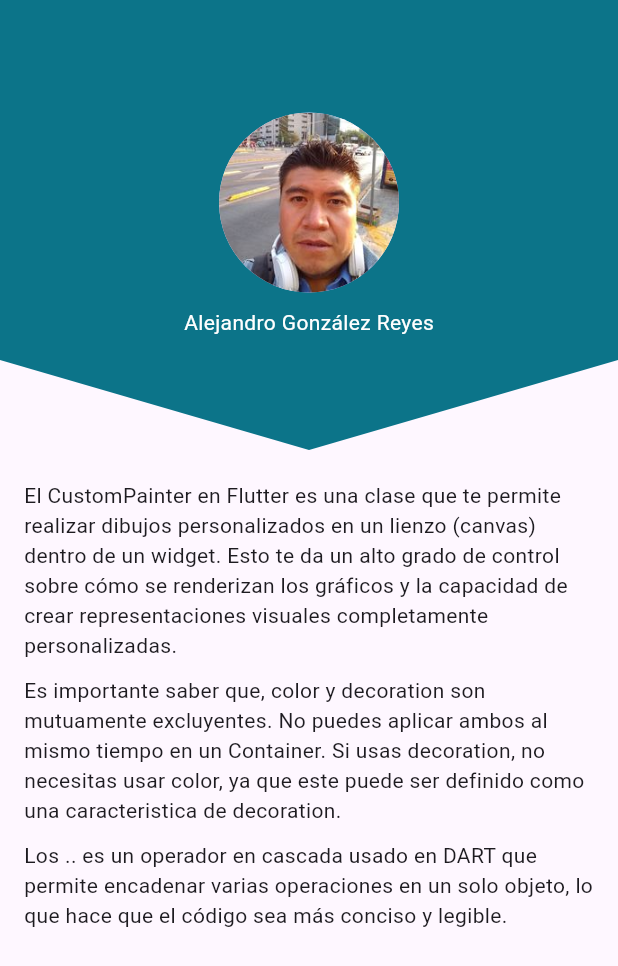
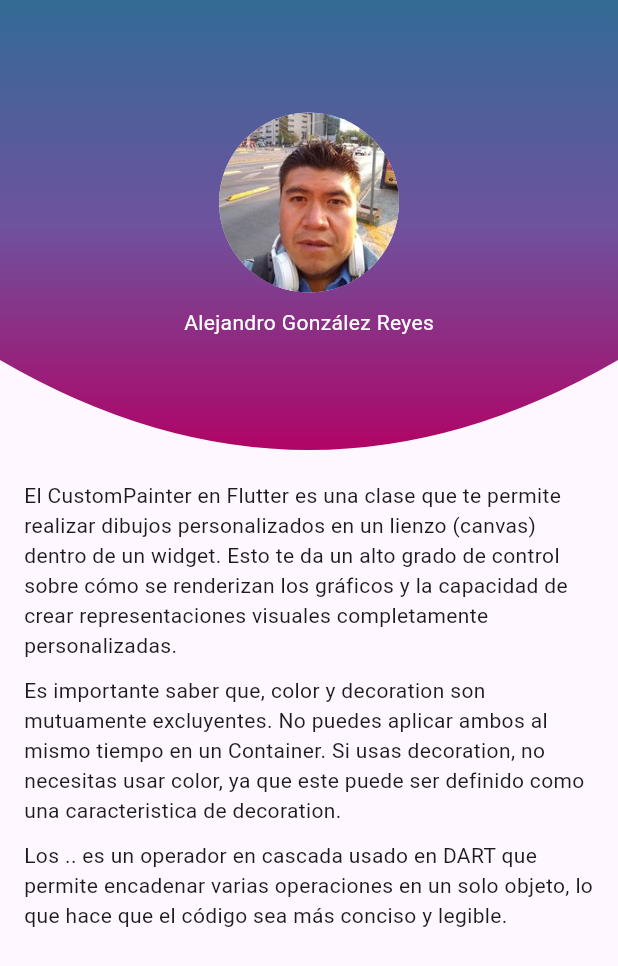
Before and after one commit to alexglzrys/flutter_design_custom_painter, a Flutter app: the screen it shows after launch, on a phone screen of 412 x 824 dp. Shown: the top 966 px of the screen. Run offline on Flutter 3.47's test engine with Material 3 defaults, Android fonts, the phone set to English and light mode, and no system bars.

Commit message:
header rectángulo curvo

```diff
--- a/lib/screens/headers_page.dart
+++ b/lib/screens/headers_page.dart
@@ -13,7 +13,8 @@ class HeadersPage extends StatelessWidget {
             // HeaderRectangular(),
             // HeaderBordesRedondeados(),
             // HeaderRectanguloInclinado(),
-            HeaderRectanguloPico(),
+            //HeaderRectanguloPico(),
+            HeaderRectanguloCurvo(),
             Content(),
           ],
         ),
--- /dev/null
+++ b/lib/widgets/header_rectangulo_curvo.dart
@@ -0,0 +1,93 @@
+import 'package:flutter/material.dart';
+
+// Widget para representar una cabecera rectangular con curva en la parte inferior
+class HeaderRectanguloCurvo extends StatelessWidget {
+  const HeaderRectanguloCurvo({super.key});
+
+  @override
+  Widget build(BuildContext context) {
+    return SizedBox(
+      width: double.infinity,
+      height: 300,
+      // ? CustomPaint permite realizar dibujos personalizados en tu aplicación.
+      child: CustomPaint(
+        // * Especificar el objeto CustomPainter encargado de definir el dibujo personalizado
+        painter: _PainterRectanguloCurvo(),
+        child: const _Content(),
+      ),
+    );
+  }
+}
+
+// Cuando utilizas CustomPaint, debes proporcionar un objeto CustomPainter que implemente los método paint y shouldRepaint
+// Este será el encargado de dibujar el o los elementos complejos sobre la pantalla
+class _PainterRectanguloCurvo extends CustomPainter {
+  @override
+  void paint(Canvas canvas, Size size) {
+    // Inicializar el objeto paint (lápiz para dibujar) y sus respectivas propiedades
+    // Los .. es un operador en cascada usado en DART que permite encadenar varias operaciones en un solo objeto, lo que hace que el código sea más conciso y legible.
+    final paint = Paint()
+      //..color = const Color(0xffA39171)
+
+      // ? Para usar colores gradientes en un objeto Paint se requiere de un shader (sombra)
+      // el método createShader crea un Shader a partir de un gradiente lineal y un rectángulo que representa el área de dibujo del CustomPaint.
+      ..shader = const LinearGradient(
+        colors: [
+          Color(0xff326B95),
+          Color(0xff6E529E),
+          Color(0xffB00466),
+        ],
+        begin: Alignment.topCenter,
+        end: Alignment.bottomCenter,
+      ).createShader(Rect.fromLTWH(0, 0, size.width, size.height))
+      ..style = PaintingStyle.fill;
+
+    // Inicializar el objeto path (encargado de establecer el camino a dibujar)
+    final path = Path();
+
+    // Trazar las rutas correspondientes (dibujar triangulo rectángulo con pico inferior)
+    path.lineTo(0, size.height * .8);
+    // ? El método quadraticBezierTo es una función que se utiliza para agregar una curva de Bézier cuadrática al objeto Path.
+    // * La curva de Bézier cuadrática se define mediante un punto de control (punto de ancla) y un punto final donde terminará la curva.
+
+    // ! El punto de ancla define la forma del triangulo (pico) que se forma por el punto inicial y punto final. Entonces al momento de generar la curva esta se pintará sin exceder el área marcada por ese triángulo. Es por ello que si definimos como punto de ancla (50%, 100%) la curva no llegará hasta al limite inferior del padre. Si ese es nuestro propósito, debemos especificar un punto de ancla mpás alla de los limintes.
+    // https://www.udemy.com/course/flutter-disenos-y-animaciones/learn/lecture/18374590#questions/13862748
+    path.quadraticBezierTo(
+        size.width * .5, size.height * 1.2, size.width, size.height * .8);
+    path.lineTo(size.width, 0);
+    path.lineTo(0, 0);
+
+    // Plasmar los trazos sobre el canvas (lienzo)
+    canvas.drawPath(path, paint);
+  }
+
+  @override
+  bool shouldRepaint(covariant CustomPainter oldDelegate) {
+    return true;
+  }
+}
+
+// Widget que representa el contenido prinicpal a dibujar sobre el elemento complejo dibujado con CustomPaint
+class _Content extends StatelessWidget {
+  const _Content({super.key});
+
+  @override
+  Widget build(BuildContext context) {
+    return const Center(
+      child: Column(
+        mainAxisAlignment: MainAxisAlignment.center,
+        children: [
+          CircleAvatar(
+            backgroundImage: AssetImage('assets/images/avatar.jpg'),
+            radius: 60,
+          ),
+          SizedBox(height: 10),
+          Text(
+            'Alejandro González Reyes',
+            style: TextStyle(color: Colors.white),
+          )
+        ],
+      ),
+    );
+  }
+}
--- a/lib/widgets/widgets.dart
+++ b/lib/widgets/widgets.dart
@@ -1,4 +1,5 @@
 // Archivo de barril concentrador de widgets
+export 'package:custom_painter_flutter_app/widgets/header_rectangulo_curvo.dart';
 export 'package:custom_painter_flutter_app/widgets/header_rectangulo_pico.dart';
 export 'package:custom_painter_flutter_app/widgets/header_triangulo_rectangulo.dart';
 export 'package:custom_painter_flutter_app/widgets/header_rectangulo_inclinado.dart';
```
